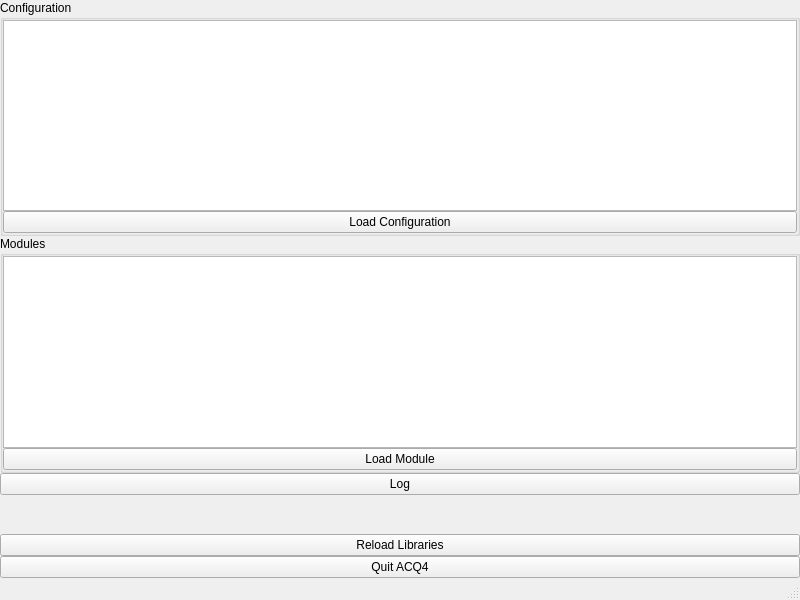
The window that acq4/modules/Manager/ManagerTemplate.ui (acq4/acq4) describes before a commit, drawn with Qt 5.
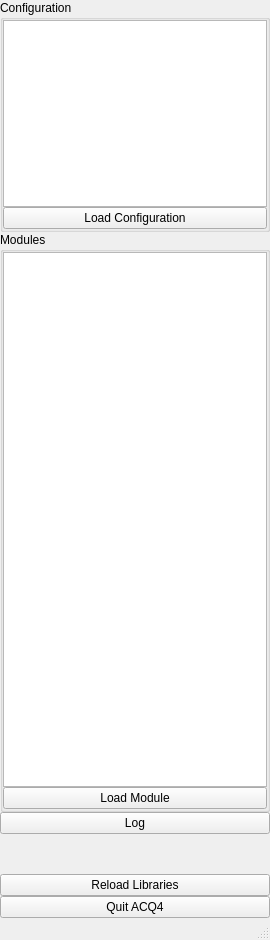
The same window after the commit. Custom widgets are drawn as their Qt base class.

Commit message: Module list shows all modules, even if they have no configuration

The edit to the form file:
```diff
--- a/acq4/modules/Manager/ManagerTemplate.ui
+++ b/acq4/modules/Manager/ManagerTemplate.ui
@@ -6,8 +6,8 @@
    <rect>
     <x>0</x>
     <y>0</y>
-    <width>800</width>
-    <height>600</height>
+    <width>270</width>
+    <height>940</height>
    </rect>
   </property>
   <property name="windowTitle">
@@ -31,6 +31,12 @@
      <layout class="QVBoxLayout" name="verticalLayout">
       <item>
        <widget class="QGroupBox" name="groupBox">
+        <property name="sizePolicy">
+         <sizepolicy hsizetype="Preferred" vsizetype="Preferred">
+          <horstretch>0</horstretch>
+          <verstretch>4</verstretch>
+         </sizepolicy>
+        </property>
         <property name="title">
          <string>Configuration</string>
         </property>
@@ -56,6 +62,12 @@
       </item>
       <item>
        <widget class="QGroupBox" name="groupBox_2">
+        <property name="sizePolicy">
+         <sizepolicy hsizetype="Preferred" vsizetype="Expanding">
+          <horstretch>0</horstretch>
+          <verstretch>10</verstretch>
+         </sizepolicy>
+        </property>
         <property name="title">
          <string>Modules</string>
         </property>
@@ -67,7 +79,22 @@
           <number>0</number>
          </property>
          <item>
-          <widget class="QListWidget" name="moduleList"/>
+          <widget class="QTreeWidget" name="moduleList">
+           <property name="sizePolicy">
+            <sizepolicy hsizetype="Expanding" vsizetype="Expanding">
+             <horstretch>0</horstretch>
+             <verstretch>0</verstretch>
+            </sizepolicy>
+           </property>
+           <property name="headerHidden">
+            <bool>true</bool>
+           </property>
+           <column>
+            <property name="text">
+             <string notr="true">1</string>
+            </property>
+           </column>
+          </widget>
          </item>
          <item>
           <widget class="QPushButton" name="loadModuleBtn">
```
The commit also changes 16 other files.
